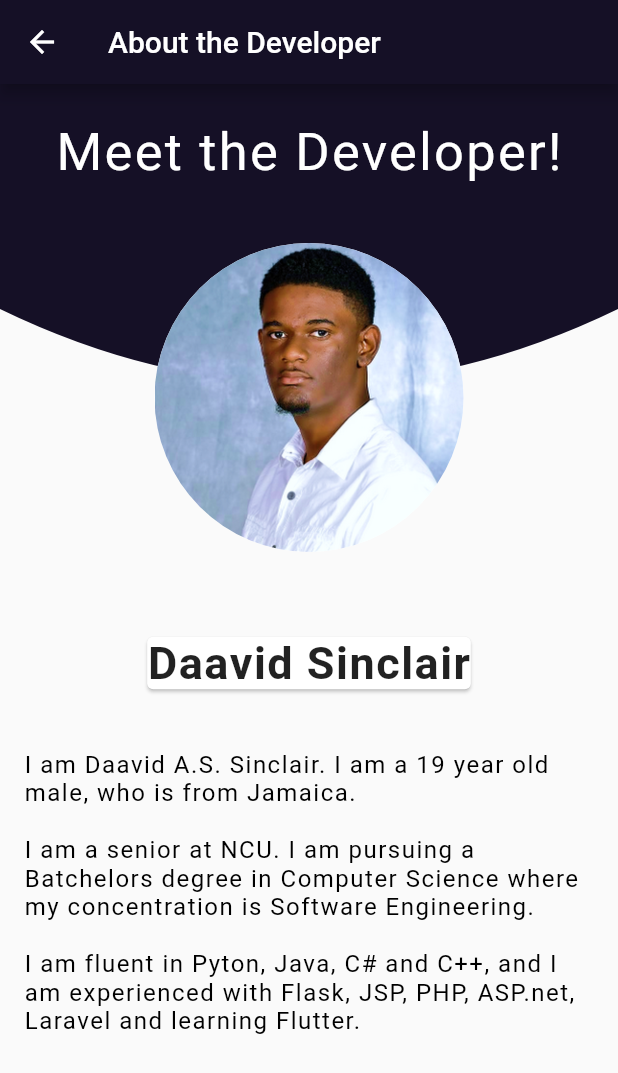
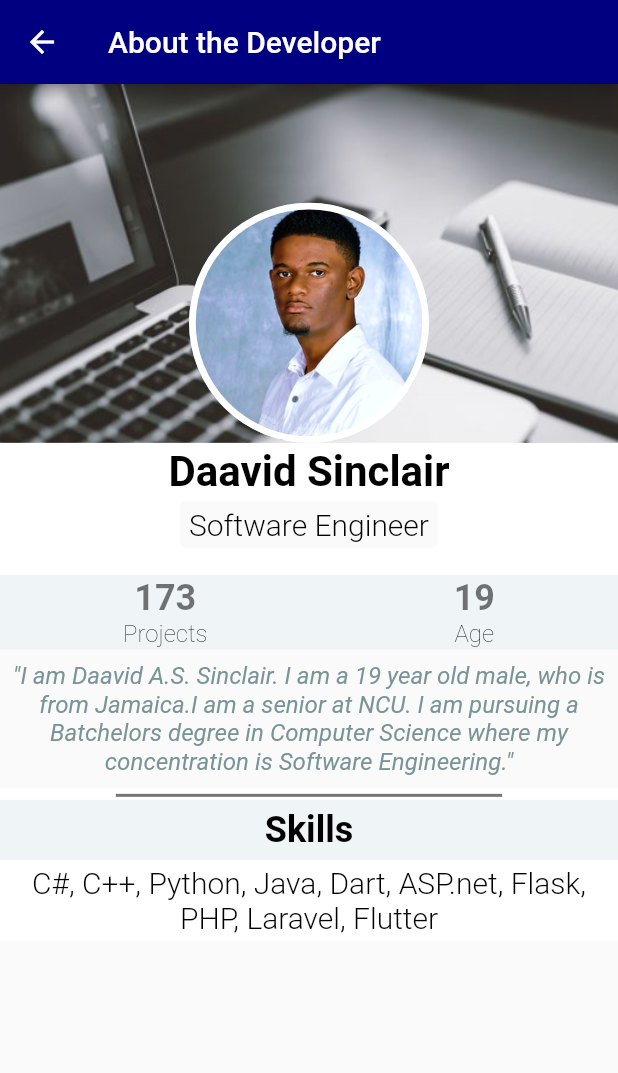
Before and after one commit to xDandreas/shoppinglist, a Flutter app: the _AboutPage screen opened directly, on a phone screen of 412 x 824 dp. Shown: the top 1073 px of the screen. Run offline on Flutter 3.47's test engine with Material 2 defaults, Android fonts, the phone set to English and light mode, and no system bars.

Commit message:
Modified Developer Page

```diff
--- a/lib/main.dart
+++ b/lib/main.dart
@@ -15,7 +15,7 @@ class _MyAppState extends State<MyApp> {
     return MaterialApp(
       title: 'My Supermarket Shopping List',
       theme: ThemeData(
-        appBarTheme: AppBarTheme(color: Color(0xFF151026)),
+        appBarTheme: AppBarTheme(color: Color.fromRGBO(0, 0, 128, 1)),
         visualDensity: VisualDensity.adaptivePlatformDensity,
       ),
       home: MyHomePage(title: 'My Supermarket Shopping List'),
@@ -214,7 +214,6 @@ class _ListItemState extends State<ListItem> {
                 ),
               ),
             ),
-            // ),
 
             IconButton(
               color: Colors.red,
@@ -238,7 +237,6 @@ class _ListItemState extends State<ListItem> {
                   } else {
                     status = true;
                   }
-
                   _switchTextStyle();
                 })
               },
@@ -248,7 +246,6 @@ class _ListItemState extends State<ListItem> {
                     fontSize: 16.0, decoration: TextDecoration.lineThrough),
               ),
             ),
-            // ),
 
             IconButton(
               color: Colors.red,
@@ -328,139 +325,267 @@ class EnterItems extends StatelessWidget {
 }
 
 class _AboutPage extends StatelessWidget {
+  final String _fullName = "Daavid Sinclair";
+  final String _status = "Software Engineer";
+  final String _bio =
+      "\"I am Daavid A.S. Sinclair. I am a 19 year old male, who is from Jamaica."
+      "I am a senior at NCU. I am pursuing a Batchelors degree in Computer Science where my concentration is Software Engineering.\"";
+  final String _projects = "173";
+  final String _age = "19";
+
+
+  Widget _buildCoverImage(Size screenSize) {
+    return Container(
+      height: screenSize.height / 2.6,
+      decoration: BoxDecoration(
+        image: DecorationImage(
+          image: AssetImage('assets/background.jpg'),
+          fit: BoxFit.cover,
+        ),
+      ),
+    );
+  }
+
+  Widget _buildProfileImage() {
+    return Center(
+      child: Container(
+        width: 160.0,
+        height: 160.0,
+        decoration: BoxDecoration(
+          image: DecorationImage(
+            image: AssetImage('assets/dsinclair.png'),
+            fit: BoxFit.cover,
+          ),
+          borderRadius: BorderRadius.circular(100.0),
+          border: Border.all(
+            color: Colors.white,
+            width: 4.5,
+          ),
+        ),
+      ),
+    );
+  }
+
+  Widget _buildFullName() {
+    TextStyle _nameTextStyle = TextStyle(
+      //fontFamily: 'Roboto',
+      color: Colors.black,
+      fontSize: 28.0,
+      fontWeight: FontWeight.w700,
+    );
+
+    return Container(
+      padding: EdgeInsets.symmetric(vertical: 3.0, horizontal: 3.0),
+      child: Text(
+        _fullName,
+        style: _nameTextStyle,
+      ),
+    );
+  }
+
+  Widget _buildStatus(BuildContext context) {
+    return Container(
+      padding: EdgeInsets.symmetric(vertical: 4.0, horizontal: 6.0),
+      decoration: BoxDecoration(
+        color: Theme
+            .of(context)
+            .scaffoldBackgroundColor,
+        borderRadius: BorderRadius.circular(4.0),
+      ),
+      child: Text(
+        _status,
+        style: TextStyle(
+          //fontFamily: 'Spectral',
+          color: Colors.black,
+          fontSize: 20.0,
+          fontWeight: FontWeight.w300,
+        ),
+      ),
+    );
+  }
+
+  Widget _buildSkills(String skill) {
+    return Container(
+      padding: EdgeInsets.symmetric(vertical: 4.0, horizontal: 6.0),
+      decoration: BoxDecoration(
+        borderRadius: BorderRadius.circular(4.0),
+      ),
+      child: Text(
+        skill,
+        textAlign: TextAlign.center,
+        style: TextStyle(
+          //fontFamily: 'Spectral',
+          color: Colors.black,
+          fontSize: 20.0,
+          fontWeight: FontWeight.w300,
+
+        ),
+      ),
+    );
+  }
+
+  Widget _buildStatItem(String label, String count) {
+    TextStyle _statLabelTextStyle = TextStyle(
+      //fontFamily: 'Roboto',
+      color: Colors.black,
+      fontSize: 16.0,
+      fontWeight: FontWeight.w200,
+    );
+
+    TextStyle _statCountTextStyle = TextStyle(
+      color: Colors.black54,
+      fontSize: 24.0,
+      fontWeight: FontWeight.bold,
+    );
+
+    return Column(
+      mainAxisAlignment: MainAxisAlignment.center,
+      children: <Widget>[
+        Text(
+          count,
+          style: _statCountTextStyle,
+        ),
+        Text(
+          label,
+          style: _statLabelTextStyle,
+        ),
+      ],
+    );
+  }
+
+  Widget _buildSkillItem(String label) {
+    TextStyle _statLabelTextStyle = TextStyle(
+      //fontFamily: 'Roboto',
+      color: Colors.black,
+      fontSize: 16.0,
+      fontWeight: FontWeight.w200,
+    );
+
+    TextStyle _statCountTextStyle = TextStyle(
+      color: Colors.black,
+      fontSize: 24.0,
+      fontWeight: FontWeight.bold,
+    );
+
+    return Column(
+      mainAxisAlignment: MainAxisAlignment.center,
+      children: <Widget>[
+        Text(
+          label,
+          style: _statCountTextStyle,
+        ),
+      ],
+    );
+  }
+
+
+  Widget _buildStatContainer() {
+    return Container(
+      height: 50.0,
+      margin: EdgeInsets.only(top: 18.0),
+      decoration: BoxDecoration(
+        color: Color(0xFFEFF4F7),
+      ),
+      child: Row(
+        mainAxisAlignment: MainAxisAlignment.spaceAround,
+        children: <Widget>[
+          _buildStatItem("Projects", _projects),
+          _buildStatItem("Age", _age),
+        ],
+      ),
+    );
+  }
+  Widget _buildSkillContainer() {
+    return Container(
+      height: 40.0,
+      margin: EdgeInsets.only(top: 2.0),
+      decoration: BoxDecoration(
+        color: Color(0xFFEFF4F7),
+      ),
+      child: Row(
+        mainAxisAlignment: MainAxisAlignment.spaceAround,
+        children: <Widget>[
+          _buildSkillItem("Skills"),
+        ],
+      ),
+    );
+  }
+
+
+  Widget _buildBio(BuildContext context) {
+    TextStyle bioTextStyle = TextStyle(
+      //fontFamily: 'Spectral',
+      fontWeight: FontWeight.w400, //try changing weight to w500 if not thin
+      fontStyle: FontStyle.italic,
+      color: Color(0xFF799497),
+      fontSize: 16.0,
+    );
+
+    return Container(
+      color: Theme
+          .of(context)
+          .scaffoldBackgroundColor,
+      padding: EdgeInsets.all(8.0),
+      child: Text(
+        _bio,
+        textAlign: TextAlign.center,
+        style: bioTextStyle,
+      ),
+    );
+  }
+
+  Widget _buildSeparator(Size screenSize) {
+    return Container(
+      width: screenSize.width / 1.6,
+      height: 2.0,
+      color: Colors.black54,
+      margin: EdgeInsets.only(top: 4.0),
+    );
+  }
+
+
   @override
   Widget build(BuildContext context) {
+    Size screenSize = MediaQuery
+        .of(context)
+        .size;
+
     return Scaffold(
       appBar: AppBar(
         title: Text("About the Developer"),
       ),
       body: Stack(
-        alignment: Alignment.center,
-        children: [
-          CustomPaint(
-            child: Container(
-              width: MediaQuery.of(context).size.width,
-              height: MediaQuery.of(context).size.height,
-            ),
-            painter: HeaderCurvedContainer(),
-          ),
-          Column(
-            crossAxisAlignment: CrossAxisAlignment.center,
-            children: [
-              Center(
-                child: Padding(
-                  padding: const EdgeInsets.fromLTRB(2.0, 25.0, 2.0, 40.0),
-                  child: Text(
-                    'Meet the Developer!',
-                    style: TextStyle(
-                      fontSize: 35.0,
-                      letterSpacing: 1.5,
-                      color: Colors.white,
-                      //fontWeight: FontWeight.w600,
+        children: <Widget>[
+          _buildCoverImage(screenSize),
+          SafeArea(
+            child: SingleChildScrollView(
+              child: Column(
+                children: <Widget>[
+                  SizedBox(height: screenSize.height / 10.4),
+                  Positioned(
+                      child: _buildProfileImage()),
+                  Container(
+                    color: Colors.white,
+                    child: Column(
+                      children: [
+                        _buildFullName(),
+                        _buildStatus(context),
+                        _buildStatContainer(),
+                        _buildBio(context),
+                        _buildSeparator(screenSize),
+                        _buildSkillContainer(),
+                        _buildSkills("C#, C++, Python, Java, Dart, ASP.net, Flask, PHP, Laravel, Flutter")
+                      ],
                     ),
                   ),
-                ),
+                  SizedBox(height: 10.0),
+                  SizedBox(height: 8.0),
+                ],
               ),
-              Container(
-                width: MediaQuery.of(context).size.width / 2,
-                height: MediaQuery.of(context).size.width / 2,
-                padding: const EdgeInsets.all(10.0),
-                decoration: BoxDecoration(
-                  shape: BoxShape.circle,
-                  color: Colors.white,
-                  image: DecorationImage(
-                    image: AssetImage("assets/dsinclair.png"),
-                    fit: BoxFit.cover,
-                  ),
-                ),
-              ),
-            ],
-          ),
-          Center(
-            child: Padding(
-              padding: const EdgeInsets.fromLTRB(0.0, 20.0, 0.0, 16.0),
-              child: Row(
-                  mainAxisAlignment: MainAxisAlignment.center,
-                  children: <Widget>[
-                    Column(
-                      mainAxisSize: MainAxisSize.max,
-                      mainAxisAlignment: MainAxisAlignment.center,
-                      children: <Widget>[
-                        Card(
-                          child: Column(
-                              mainAxisSize: MainAxisSize.max,
-                              mainAxisAlignment: MainAxisAlignment.center,
-                              children: [
-                                Text("Daavid Sinclair",
-                                    textAlign: TextAlign.center,
-                                    style: TextStyle(
-                                      fontSize: 30.0,
-                                      letterSpacing: 1,
-                                      fontWeight: FontWeight.bold,
-                                    ))
-                              ]),
-                        ),
-                      ],
-                    ),
-                  ]),
             ),
           ),
-          Row(
-            children: <Widget>[
-              Flexible(
-                child: Container(
-                  child: Padding(
-                    padding: const EdgeInsets.symmetric(
-                        vertical: 20.0, horizontal: 16.0),
-                    child: SingleChildScrollView(
-                      child: Column(
-                        mainAxisAlignment: MainAxisAlignment.center,
-                        crossAxisAlignment: CrossAxisAlignment.start,
-                        children: <Widget>[
-                          SizedBox(
-                            height: 310.0,
-                          ),
-
-                          //My name is Daavid A.S. Sinclair. I am a 19 year old male, who is from Jamaica.
-                          Text(
-                            'I am Daavid A.S. Sinclair. I am a 19 year old male, who is from Jamaica.\n\n'
-                            'I am a senior at NCU. I am pursuing a Batchelors degree in Computer Science where my concentration is Software Engineering.\n\n'
-                            'I am fluent in Pyton, Java, C# and C++, and I am experienced with Flask, JSP, PHP, ASP.net, Laravel and learning Flutter.',
-                            style: TextStyle(
-                              fontSize: 16.0,
-                              fontStyle: FontStyle.normal,
-                              fontWeight: FontWeight.w400,
-                              color: Colors.black,
-                              letterSpacing: 1.0,
-                            ),
-                          ),
-                        ],
-                      ),
-                    ),
-                  ),
-                ),
-              ),
-            ],
-          )
         ],
       ),
     );
   }
 }
-
-class HeaderCurvedContainer extends CustomPainter {
-  @override
-  void paint(Canvas canvas, Size size) {
-    Paint paint = Paint()..color = const Color(0xFF151026);
-    Path path = Path()
-      ..relativeLineTo(0, 150)
-      ..quadraticBezierTo(size.width / 2, 250.0, size.width, 150)
-      ..relativeLineTo(0, -150)
-      ..close();
-
-    canvas.drawPath(path, paint);
-  }
-
-  @override
-  bool shouldRepaint(CustomPainter oldDelegate) => false;
-}
--- a/pubspec.yaml
+++ b/pubspec.yaml
@@ -51,6 +51,7 @@ flutter:
 
   assets:
     - assets/dsinclair.png
+    - assets/background.jpg
     - assets/ShoppingLogo.png
 
   # An image asset can refer to one or more resolution-specific "variants", see
```
